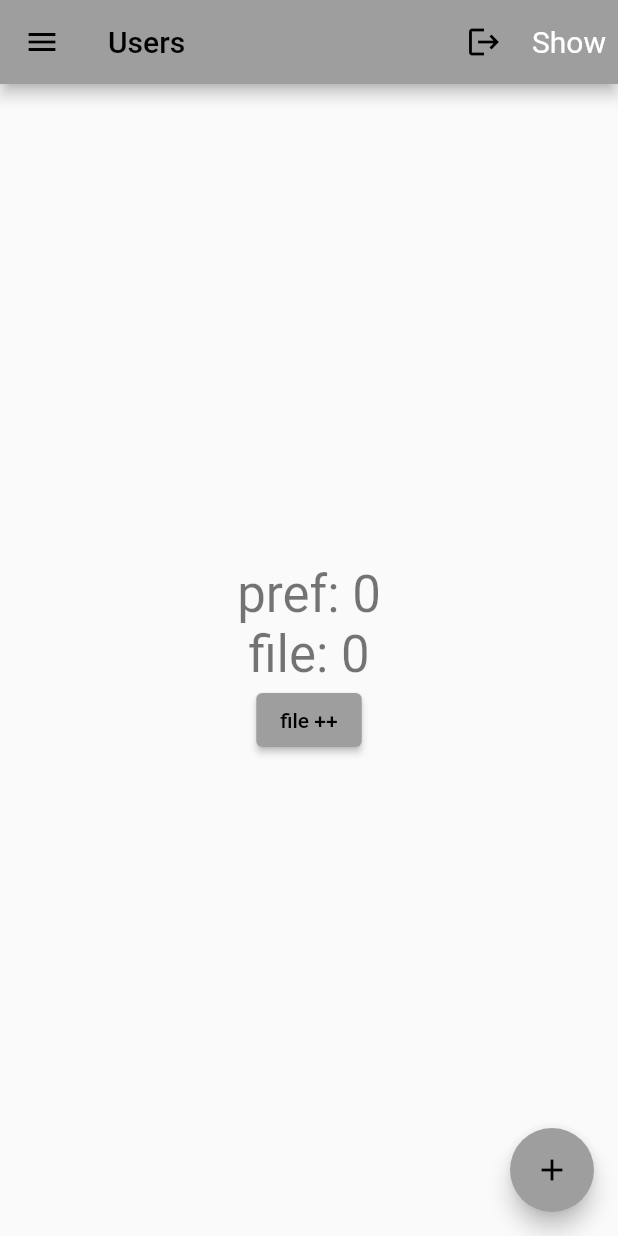
After one commit to evd1ser/lern-flatter, a Flutter app: the AboutScreen screen opened by its route, in the side drawer, after a tap on "Counter", on a phone screen of 412 x 824 dp. The commit adds this screen. Run offline on Flutter 3.47's test engine with Material 2 defaults, Android fonts, the phone set to English and light mode, and no system bars; our stand-ins replace shared_preferences; accounts and stored records are empty.

Commit message:
Кейс-задание 3.1

```diff
--- a/lib/main.dart
+++ b/lib/main.dart
@@ -3,6 +3,7 @@ import 'package:shared_preferences/shared_preferences.dart';
 import 'package:ufa/screens/about.screen.dart';
 import 'package:ufa/screens/contact.screen.dart';
 import 'package:ufa/screens/posts.screen.dart';
+import 'package:ufa/screens/counter.screen.dart';
 
 import 'screens/login.screen.dart';
 import 'screens/users.screen.dart';
@@ -37,6 +38,7 @@ class MyApp extends StatelessWidget {
         Routes.about: (context) => AboutScreen(),
         Routes.contact: (context) => ContactScreen(),
         Routes.posts: (context) => PostsScreen(),
+        Routes.counter: (context) => CounterScreen(),
       },
     );
   }
--- a/lib/routes/Routes.dart
+++ b/lib/routes/Routes.dart
@@ -4,6 +4,7 @@ import 'package:ufa/screens/login.screen.dart';
 import 'package:ufa/screens/posts.screen.dart';
 import 'package:ufa/screens/users.screen.dart';
 import 'package:ufa/screens/users.show.screen.dart';
+import 'package:ufa/screens/counter.screen.dart';
 
 class Routes {
   static const String login = LoginScreen.routeName;
@@ -12,4 +13,5 @@ class Routes {
   static const String contact = ContactScreen.routeName;
   static const String about = AboutScreen.routeName;
   static const String posts = PostsScreen.routeName;
+  static const String counter = CounterScreen.routeName;
 }
--- /dev/null
+++ b/lib/screens/counter.screen.dart
@@ -0,0 +1,86 @@
+import 'package:shared_preferences/shared_preferences.dart';
+
+import 'package:flutter/material.dart';
+import 'package:ufa/widgets/drawer.dart';
+import 'package:ufa/widgets/myAppBar.dart';
+import '../storage/CounterStorage.dart';
+
+class CounterScreen extends StatefulWidget {
+  static const String routeName = '/counter';
+
+  CounterScreen({Key? key, this.title}) : super(key: key);
+  final String? title;
+
+  @override
+  _CounterScreenState createState() => _CounterScreenState();
+}
+
+class _CounterScreenState extends State<CounterScreen> {
+  int _counter = 0;
+  int _counterFile = 0;
+  SharedPreferences? preferences;
+  CounterStorage storage = CounterStorage();
+
+  @override
+  void initState() {
+    super.initState();
+    initializePreference().whenComplete(() {
+      setState(() {});
+    });
+    storage.readCounter().then((int count) => {
+          setState(() {
+            _counterFile = count;
+          })
+        });
+  }
+
+  void _incrementCounter() async {
+    setState(() {
+      _counter++;
+      preferences?.setInt("counter", _counter);
+    });
+  }
+
+  void _incrementCounterFile() async {
+    setState(() {
+      _counterFile++;
+      storage.writeCounter(_counterFile);
+    });
+  }
+
+  Future<void> initializePreference() async {
+    preferences = await SharedPreferences.getInstance();
+  }
+
+  @override
+  Widget build(BuildContext context) {
+    return Scaffold(
+      appBar: setAppBar(context, "Users"),
+      drawer: AppDrawer(),
+      body: Center(
+        child: Column(
+          mainAxisAlignment: MainAxisAlignment.center,
+          children: <Widget>[
+            Text(
+              'pref: ${this.preferences?.getInt("counter") ?? 0}',
+              style: Theme.of(context).textTheme.headline4,
+            ),
+            Text(
+              'file: ${_counterFile}',
+              style: Theme.of(context).textTheme.headline4,
+            ),
+            ElevatedButton(
+              onPressed: _incrementCounterFile,
+              child: Text("file ++"),
+            )
+          ],
+        ),
+      ),
+      floatingActionButton: FloatingActionButton(
+        onPressed: _incrementCounter,
+        tooltip: 'Increment',
+        child: Icon(Icons.add),
+      ),
+    );
+  }
+}
--- /dev/null
+++ b/lib/storage/CounterStorage.dart
@@ -0,0 +1,34 @@
+import 'dart:async';
+import 'dart:io';
+import 'package:path_provider/path_provider.dart';
+
+class CounterStorage {
+  Future<String> get _localePath async {
+    final directory = await getApplicationDocumentsDirectory();
+
+    return directory.path;
+  }
+
+  Future<File> get _localeFile async {
+    final path = await _localePath;
+
+    return File("$path/counter.txt");
+  }
+
+  Future<int> readCounter() async {
+    try {
+      final file = await _localeFile;
+
+      final content = await file.readAsString();
+
+      return int.parse(content);
+    } catch (e) {
+      return 0;
+    }
+  }
+
+  Future<File> writeCounter(int count) async {
+    final file = await _localeFile;
+    return file.writeAsString('$count');
+  }
+}
--- a/lib/widgets/drawer.dart
+++ b/lib/widgets/drawer.dart
@@ -31,6 +31,11 @@ class AppDrawer extends StatelessWidget {
             icon: Icons.newspaper_outlined,
             text: 'Posts',
             onTap: () => Navigator.pushReplacementNamed(context, Routes.posts),
+          ),
+          _createDrawerItem(
+            icon: Icons.add,
+            text: 'Counter',
+            onTap: () => Navigator.pushReplacementNamed(context, Routes.counter),
           ),
           const Divider(),
           _createDrawerItem(
--- a/pubspec.yaml
+++ b/pubspec.yaml
@@ -28,6 +28,7 @@ environment:
 # versions available, run `flutter pub outdated`.
 dependencies:
   shared_preferences: 2.0.13
+  path_provider: 2.0.9
   http: ^0.13.4
   flutter:
     sdk: flutter
```
Also changed, not shown: pubspec.lock.
